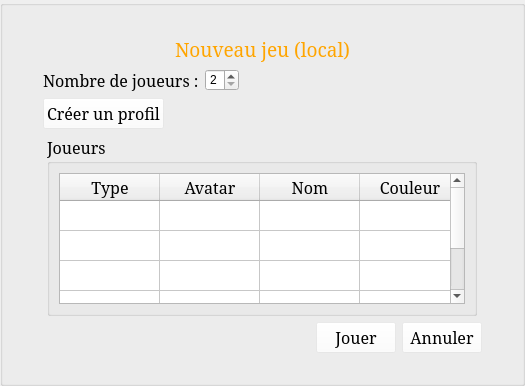
First picture: the form in StreetCar/StreetCar/NewLocalGame.ui, repository paboccard/Projet_Prog_Jeu, before the edit.
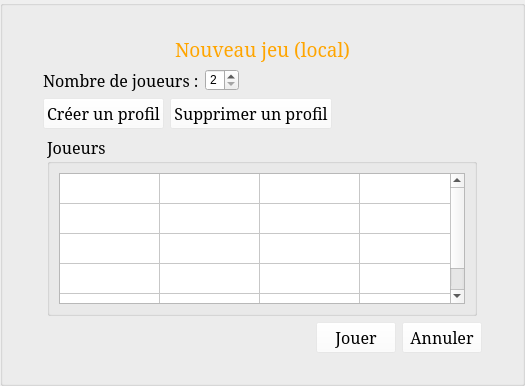
Second picture: the form after the edit. Icons and pictures are not drawn.

Commit message: ajout window del profil

Patch:
```diff
--- a/StreetCar/StreetCar/NewLocalGame.ui
+++ b/StreetCar/StreetCar/NewLocalGame.ui
@@ -170,6 +170,19 @@
           </property>
          </widget>
         </item>
+        <item>
+         <widget class="QPushButton" name="buttonDelProfil">
+          <property name="font">
+           <font>
+            <family>Serif</family>
+            <pointsize>12</pointsize>
+           </font>
+          </property>
+          <property name="text">
+           <string>Supprimer un profil</string>
+          </property>
+         </widget>
+        </item>
         <item>
          <spacer name="horizontalSpacer_5">
           <property name="orientation">
@@ -245,7 +258,7 @@
               <number>4</number>
              </property>
              <attribute name="horizontalHeaderVisible">
-              <bool>true</bool>
+              <bool>false</bool>
              </attribute>
              <attribute name="horizontalHeaderHighlightSections">
               <bool>true</bool>
```
The commit also changes 14 other files.
